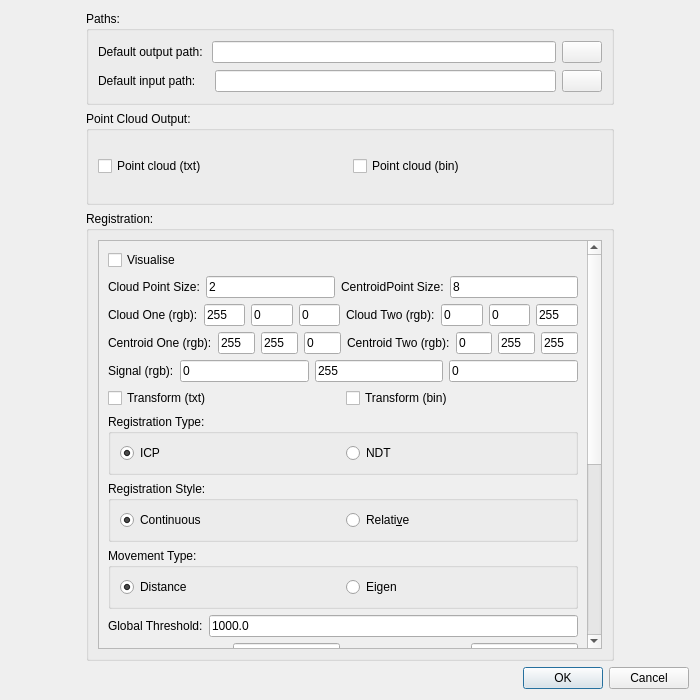
Before: the Qt Designer form src/PointCloudProcessingFrontend/Widgets/Ponnector/ponnector_settings.ui in ALEXJAZZ008008/PointCloudProcessing, drawn with Qt 5.
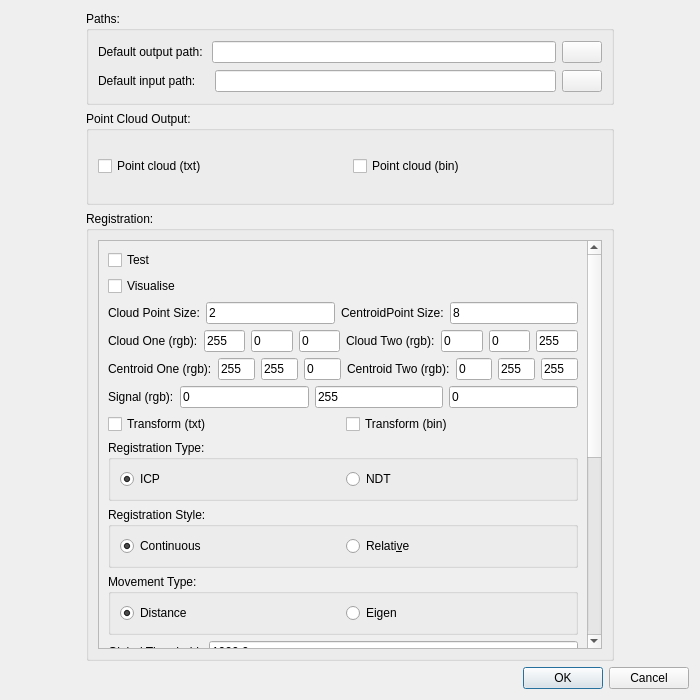
After: the same form once the commit is applied. Icons and pictures are not drawn.

Commit message: small edits, eg added test option

Diff of the .ui file:
```diff
--- a/src/PointCloudProcessingFrontend/Widgets/Ponnector/ponnector_settings.ui
+++ b/src/PointCloudProcessingFrontend/Widgets/Ponnector/ponnector_settings.ui
@@ -76,12 +76,19 @@
            <property name="geometry">
             <rect>
              <x>0</x>
-             <y>-490</y>
+             <y>0</y>
              <width>624</width>
-             <height>894</height>
+             <height>922</height>
             </rect>
            </property>
            <layout class="QVBoxLayout" name="verticalLayout">
+            <item>
+             <widget class="QCheckBox" name="chk_register_test">
+              <property name="text">
+               <string>Test</string>
+              </property>
+             </widget>
+            </item>
             <item>
              <widget class="QCheckBox" name="_chk_register_vis">
               <property name="text">
```
Left out of the diff: 52 changed lines with no effect on the pictures. The commit also changes 4 other files.
